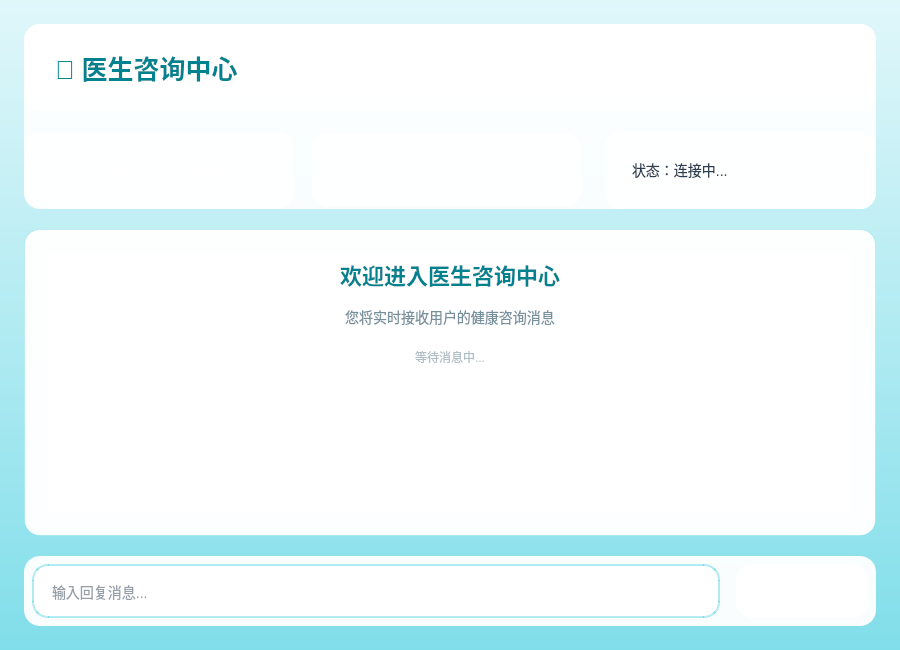
Before: the Qt Designer form Client_Qt/Client_Doctor/doctorchatwidget.ui in lazale666/Smart-Medica-Terminal, drawn with Qt 5.
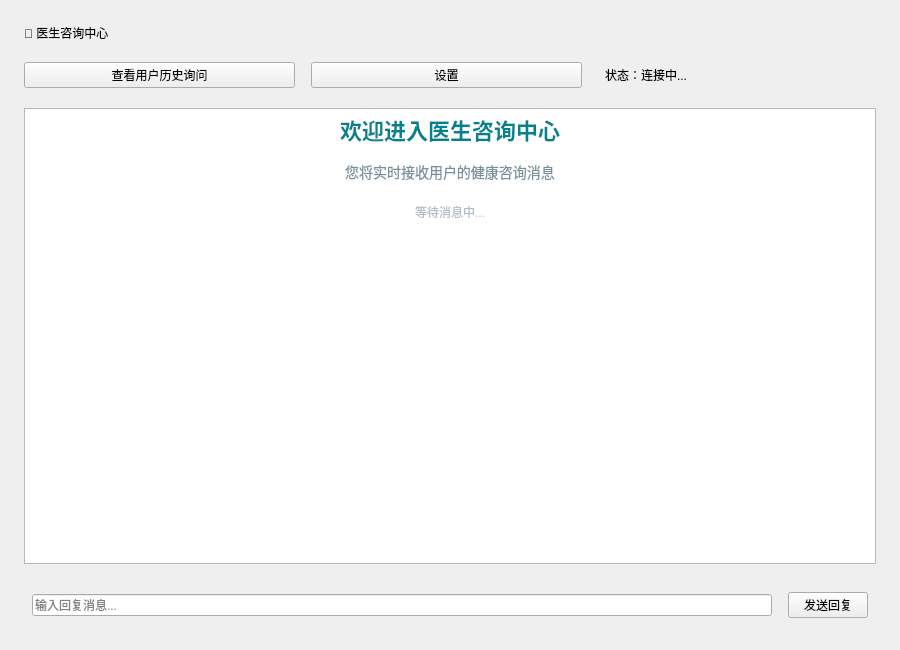
After: the same form once the commit is applied.

```diff
--- a/Client_Qt/Client_Doctor/doctorchatwidget.ui
+++ b/Client_Qt/Client_Doctor/doctorchatwidget.ui
@@ -14,89 +14,7 @@
    <string>医生咨询中心</string>
   </property>
   <property name="styleSheet">
-   <string notr="true">QWidget {
-    background: qlineargradient(x1:0, y1:0, x2:0, y2:1, stop:0 #e0f7fa, stop:0.5 #b2ebf2, stop:1 #80deea);
-}
-QTextBrowser {
-    background-color: rgba(255, 255, 255, 0.98);
-    border: 1px solid rgba(0, 188, 212, 0.2);
-    border-radius: 16px;
-    padding: 20px;
-    font-size: 14px;
-    line-height: 1.6;
-}
-QLineEdit {
-    background-color: rgba(255, 255, 255, 0.95);
-    border: 2px solid rgba(0, 188, 212, 0.3);
-    border-radius: 25px;
-    padding: 12px 24px;
-    font-size: 14px;
-    color: #2c3e50;
-}
-QLineEdit:focus {
-    border-color: #00bcd4;
-    outline: none;
-}
-QPushButton {
-    background: qlineargradient(x1:0, y1:0, x2:1, y2:1, stop:0 #00bcd4, stop:1 #00acc1);
-    color: white;
-    border: none;
-    border-radius: 25px;
-    padding: 12px 32px;
-    font-size: 14px;
-    font-weight: 500;
-    min-width: 100px;
-}
-QPushButton:hover {
-    background: qlineargradient(x1:0, y1:0, x2:1, y2:1, stop:0 #00acc1, stop:1 #0097a7);
-}
-QPushButton:pressed {
-    background: qlineargradient(x1:0, y1:0, x2:1, y2:1, stop:0 #0097a7, stop:1 #00838f);
-}
-QPushButton#historyBtn {
-    background: qlineargradient(x1:0, y1:0, x2:1, y2:1, stop:0 #ff7043, stop:1 #f4511e);
-    min-width: 160px;
-    padding: 16px 40px;
-    font-size: 16px;
-    font-weight: 600;
-    border-radius: 30px;
-    border: 3px solid rgba(255, 255, 255, 0.4);
-}
-QPushButton#historyBtn:hover {
-    background: qlineargradient(x1:0, y1:0, x2:1, y2:1, stop:0 #f4511e, stop:1 #e64a19);
-    border-color: rgba(255, 255, 255, 0.6);
-}
-QPushButton#historyBtn:pressed {
-    background: qlineargradient(x1:0, y1:0, x2:1, y2:1, stop:0 #e64a19, stop:1 #d84315);
-}
-QPushButton#settingsBtn {
-    background: qlineargradient(x1:0, y1:0, x2:1, y2:1, stop:0 #9c27b0, stop:1 #7b1fa2);
-    min-width: 100px;
-    padding: 12px 24px;
-    font-size: 14px;
-    font-weight: 500;
-    border-radius: 25px;
-    border: 2px solid rgba(255, 255, 255, 0.4);
-}
-QPushButton#settingsBtn:hover {
-    background: qlineargradient(x1:0, y1:0, x2:1, y2:1, stop:0 #7b1fa2, stop:1 #6a1b9a);
-    border-color: rgba(255, 255, 255, 0.6);
-}
-QPushButton#settingsBtn:pressed {
-    background: qlineargradient(x1:0, y1:0, x2:1, y2:1, stop:0 #6a1b9a, stop:1 #4a148c);
-}
-QLabel {
-    color: #2c3e50;
-}
-QLabel#titleLabel {
-    font-size: 26px;
-    font-weight: 600;
-    color: #00838f;
-}
-QLabel#statusLabel {
-    font-size: 14px;
-}
-</string>
+   <string notr="true"/>
   </property>
   <layout class="QVBoxLayout" name="verticalLayout">
    <property name="spacing">
@@ -108,7 +26,7 @@
    <item>
     <widget class="QWidget" name="headerWidget" native="true">
      <property name="styleSheet">
-      <string notr="true">background: rgba(255, 255, 255, 0.9); border-radius: 16px; padding: 24px;</string>
+      <string notr="true"/>
      </property>
      <layout class="QVBoxLayout" name="headerLayout">
       <property name="spacing">
@@ -168,7 +86,7 @@
    <item>
     <widget class="QTextBrowser" name="textBrowser">
      <property name="styleSheet">
-      <string notr="true">background-color: rgba(255, 255, 255, 0.98); border: 1px solid rgba(0, 188, 212, 0.15); border-radius: 16px; padding: 24px; font-size: 14px; line-height: 1.7;</string>
+      <string notr="true"/>
      </property>
      <property name="html">
       <string>&lt;!DOCTYPE HTML PUBLIC &quot;-//W3C//DTD HTML 4.0//EN&quot; &quot;http://www.w3.org/TR/REC-html40/strict.dtd&quot;&gt;
@@ -185,7 +103,7 @@
    <item>
     <widget class="QWidget" name="inputWidget" native="true">
      <property name="styleSheet">
-      <string notr="true">background: rgba(255, 255, 255, 0.95); border-radius: 16px; padding: 16px;</string>
+      <string notr="true"/>
      </property>
      <layout class="QHBoxLayout" name="inputLayout">
       <property name="spacing">
```
